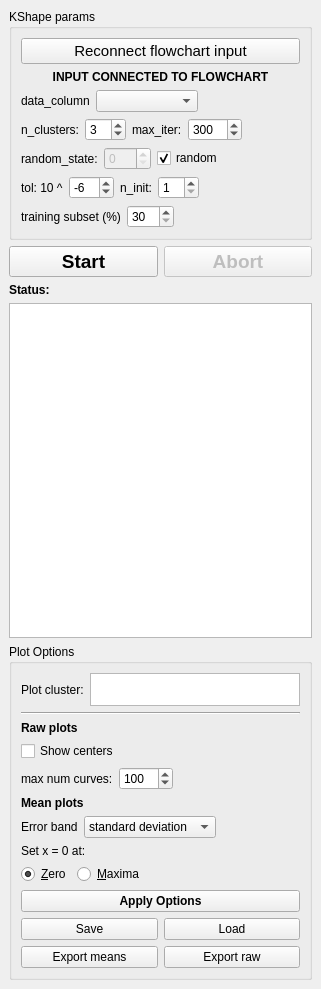
Old version of the form mesmerize/plotting/widgets/kshape/control_widget.ui in the repository kushalkolar/MESmerize.
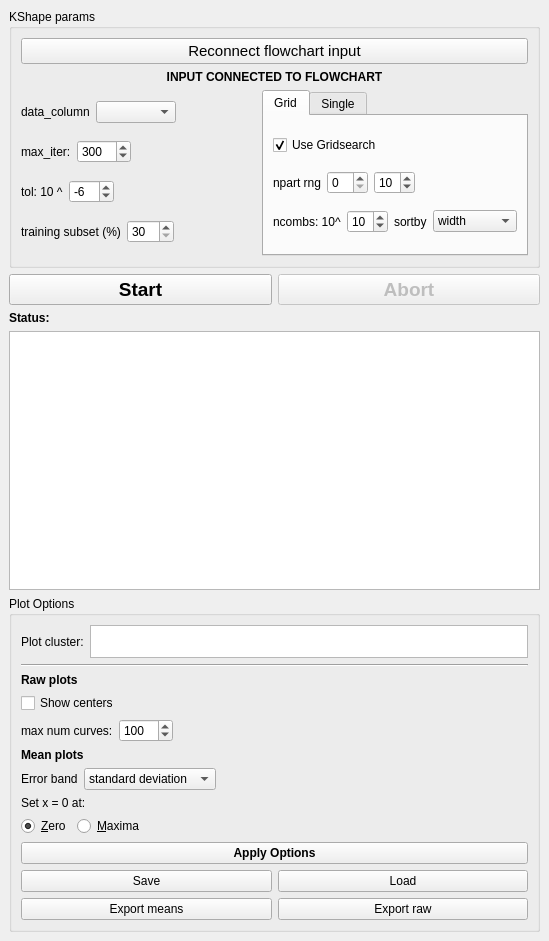
New version of the form.

Commit message: started work on kshape grid search

What changed in the file:
```diff
--- a/mesmerize/plotting/widgets/kshape/control_widget.ui
+++ b/mesmerize/plotting/widgets/kshape/control_widget.ui
@@ -6,8 +6,8 @@
    <rect>
     <x>0</x>
     <y>0</y>
-    <width>321</width>
-    <height>989</height>
+    <width>549</width>
+    <height>941</height>
    </rect>
   </property>
   <property name="windowTitle">
@@ -20,7 +20,7 @@
       <property name="title">
        <string>KShape params</string>
       </property>
-      <layout class="QVBoxLayout" name="verticalLayout_3">
+      <layout class="QVBoxLayout" name="verticalLayout_7">
        <item>
         <widget class="QPushButton" name="pushButtonReconnectFlowchartInput">
          <property name="font">
@@ -52,6 +52,10 @@
         </widget>
        </item>
        <item>
+        <layout class="QHBoxLayout" name="horizontalLayout_9">
+         <item>
+          <layout class="QVBoxLayout" name="verticalLayout_6">
+           <item>
         <layout class="QHBoxLayout" name="horizontalLayout_12">
          <item>
           <widget class="QLabel" name="label_8">
@@ -86,31 +90,6 @@
         </layout>
        </item>
        <item>
-        <layout class="QHBoxLayout" name="horizontalLayout_9">
-         <item>
-          <layout class="QHBoxLayout" name="horizontalLayout_6">
-           <item>
-            <layout class="QHBoxLayout" name="horizontalLayout">
-             <item>
-              <widget class="QLabel" name="label">
-               <property name="text">
-                <string>n_clusters:</string>
-               </property>
-              </widget>
-             </item>
-             <item>
-              <widget class="QSpinBox" name="spinBoxN_clusters">
-               <property name="minimum">
-                <number>2</number>
-               </property>
-               <property name="value">
-                <number>3</number>
-               </property>
-              </widget>
-             </item>
-            </layout>
-           </item>
-           <item>
             <layout class="QHBoxLayout" name="horizontalLayout_2">
              <item>
               <widget class="QLabel" name="label_2">
@@ -132,60 +111,8 @@
                </property>
               </widget>
              </item>
-            </layout>
-           </item>
-          </layout>
-         </item>
          <item>
-          <spacer name="horizontalSpacer_3">
-           <property name="orientation">
-            <enum>Qt::Horizontal</enum>
-           </property>
-           <property name="sizeHint" stdset="0">
-            <size>
-             <width>37</width>
-             <height>17</height>
-            </size>
-           </property>
-          </spacer>
-         </item>
-        </layout>
-       </item>
-       <item>
-        <layout class="QHBoxLayout" name="horizontalLayout_8">
-         <item>
-          <layout class="QHBoxLayout" name="horizontalLayout_5">
-           <item>
-            <widget class="QLabel" name="label_5">
-             <property name="text">
-              <string>random_state:</string>
-             </property>
-            </widget>
-           </item>
-           <item>
-            <widget class="QSpinBox" name="spinBoxRandom">
-             <property name="enabled">
-              <bool>false</bool>
-             </property>
-             <property name="maximum">
-              <number>999</number>
-             </property>
-            </widget>
-           </item>
-           <item>
-            <widget class="QCheckBox" name="checkBoxRandom">
-             <property name="text">
-              <string>random</string>
-             </property>
-             <property name="checked">
-              <bool>true</bool>
-             </property>
-            </widget>
-           </item>
-          </layout>
-         </item>
-         <item>
-          <spacer name="horizontalSpacer">
+              <spacer name="horizontalSpacer_10">
            <property name="orientation">
             <enum>Qt::Horizontal</enum>
            </property>
@@ -199,10 +126,6 @@
          </item>
         </layout>
        </item>
-       <item>
-        <layout class="QHBoxLayout" name="horizontalLayout_10">
-         <item>
-          <layout class="QHBoxLayout" name="horizontalLayout_7">
            <item>
             <layout class="QHBoxLayout" name="horizontalLayout_3">
              <item>
@@ -228,37 +151,15 @@
                </property>
               </widget>
              </item>
-            </layout>
-           </item>
            <item>
-            <layout class="QHBoxLayout" name="horizontalLayout_4">
-             <item>
-              <widget class="QLabel" name="label_4">
-               <property name="text">
-                <string>n_init:</string>
-               </property>
-              </widget>
-             </item>
-             <item>
-              <widget class="QSpinBox" name="spinBoxN_init">
-               <property name="minimum">
-                <number>1</number>
-               </property>
-              </widget>
-             </item>
-            </layout>
-           </item>
-          </layout>
-         </item>
-         <item>
-          <spacer name="horizontalSpacer_2">
+              <spacer name="horizontalSpacer_9">
            <property name="orientation">
             <enum>Qt::Horizontal</enum>
            </property>
            <property name="sizeHint" stdset="0">
             <size>
-             <width>37</width>
-             <height>17</height>
+                 <width>40</width>
+                 <height>20</height>
             </size>
            </property>
           </spacer>
@@ -303,6 +204,241 @@
         </layout>
        </item>
       </layout>
+         </item>
+         <item>
+          <widget class="QTabWidget" name="tabWidget">
+           <property name="tabPosition">
+            <enum>QTabWidget::North</enum>
+           </property>
+           <property name="currentIndex">
+            <number>0</number>
+           </property>
+           <widget class="QWidget" name="tab">
+            <attribute name="title">
+             <string>Grid</string>
+            </attribute>
+            <layout class="QVBoxLayout" name="verticalLayout_5">
+             <item>
+              <widget class="QCheckBox" name="checkBoxUseGridsearch">
+               <property name="text">
+                <string>Use Gridsearch</string>
+               </property>
+               <property name="checked">
+                <bool>true</bool>
+               </property>
+              </widget>
+             </item>
+             <item>
+              <layout class="QHBoxLayout" name="horizontalLayout_18">
+               <item>
+                <widget class="QLabel" name="label_15">
+                 <property name="text">
+                  <string>npart rng</string>
+                 </property>
+                </widget>
+               </item>
+               <item>
+                <widget class="QSpinBox" name="spinBoxNPartMin"/>
+               </item>
+               <item>
+                <widget class="QSpinBox" name="spinBoxNPartMax">
+                 <property name="minimum">
+                  <number>2</number>
+                 </property>
+                 <property name="value">
+                  <number>10</number>
+                 </property>
+                </widget>
+               </item>
+               <item>
+                <spacer name="horizontalSpacer_3">
+                 <property name="orientation">
+                  <enum>Qt::Horizontal</enum>
+                 </property>
+                 <property name="sizeHint" stdset="0">
+                  <size>
+                   <width>40</width>
+                   <height>20</height>
+                  </size>
+                 </property>
+                </spacer>
+               </item>
+              </layout>
+             </item>
+             <item>
+              <layout class="QHBoxLayout" name="horizontalLayout_8">
+               <item>
+                <layout class="QHBoxLayout" name="horizontalLayout_6">
+                 <item>
+                  <widget class="QLabel" name="label_16">
+                   <property name="text">
+                    <string>ncombs: 10^</string>
+                   </property>
+                  </widget>
+                 </item>
+                 <item>
+                  <widget class="QSpinBox" name="spinBoxNCombinations">
+                   <property name="minimum">
+                    <number>1</number>
+                   </property>
+                   <property name="maximum">
+                    <number>99</number>
+                   </property>
+                   <property name="value">
+                    <number>10</number>
+                   </property>
+                  </widget>
+                 </item>
+                </layout>
+               </item>
+               <item>
+                <layout class="QHBoxLayout" name="horizontalLayout_20">
+                 <item>
+                  <widget class="QLabel" name="label_17">
+                   <property name="text">
+                    <string>sortby</string>
+                   </property>
+                  </widget>
+                 </item>
+                 <item>
+                  <widget class="QComboBox" name="comboBoxSortBy">
+                   <item>
+                    <property name="text">
+                     <string>width</string>
+                    </property>
+                   </item>
+                   <item>
+                    <property name="text">
+                     <string>amplitude</string>
+                    </property>
+                   </item>
+                  </widget>
+                 </item>
+                </layout>
+               </item>
+              </layout>
+             </item>
+            </layout>
+           </widget>
+           <widget class="QWidget" name="tab_2">
+            <attribute name="title">
+             <string>Single</string>
+            </attribute>
+            <layout class="QVBoxLayout" name="verticalLayout_3">
+             <item>
+              <widget class="QCheckBox" name="checkBoxUseSingle">
+               <property name="text">
+                <string>Use Single</string>
+               </property>
+              </widget>
+             </item>
+             <item>
+              <layout class="QHBoxLayout" name="horizontalLayout_7">
+               <item>
+                <layout class="QHBoxLayout" name="horizontalLayout_4">
+                 <item>
+                  <widget class="QLabel" name="label_4">
+                   <property name="text">
+                    <string>n_init:</string>
+                   </property>
+                  </widget>
+                 </item>
+                 <item>
+                  <widget class="QSpinBox" name="spinBoxN_init">
+                   <property name="minimum">
+                    <number>1</number>
+                   </property>
+                  </widget>
+                 </item>
+                </layout>
+               </item>
+               <item>
+                <layout class="QHBoxLayout" name="horizontalLayout">
+                 <item>
+                  <widget class="QLabel" name="label">
+                   <property name="text">
+                    <string>n_clusters:</string>
+                   </property>
+                  </widget>
+                 </item>
+                 <item>
+                  <widget class="QSpinBox" name="spinBoxN_clusters">
+                   <property name="minimum">
+                    <number>2</number>
+                   </property>
+                   <property name="value">
+                    <number>3</number>
+                   </property>
+                  </widget>
+                 </item>
+                 <item>
+                  <spacer name="horizontalSpacer">
+                   <property name="orientation">
+                    <enum>Qt::Horizontal</enum>
+                   </property>
+                   <property name="sizeHint" stdset="0">
+                    <size>
+                     <width>40</width>
+                     <height>20</height>
+                    </size>
+                   </property>
+                  </spacer>
+                 </item>
+                </layout>
+               </item>
+              </layout>
+             </item>
+             <item>
+              <layout class="QHBoxLayout" name="horizontalLayout_5">
+               <item>
+                <widget class="QLabel" name="label_5">
+                 <property name="text">
+                  <string>rnd_state:</string>
+                 </property>
+                </widget>
+               </item>
+               <item>
+                <widget class="QSpinBox" name="spinBoxRandom">
+                 <property name="enabled">
+                  <bool>false</bool>
+                 </property>
+                 <property name="maximum">
+                  <number>999</number>
+                 </property>
+                </widget>
+               </item>
+               <item>
+                <widget class="QCheckBox" name="checkBoxRandom">
+                 <property name="text">
+                  <string>random</string>
+                 </property>
+                 <property name="checked">
+                  <bool>true</bool>
+                 </property>
+                </widget>
+               </item>
+               <item>
+                <spacer name="horizontalSpacer_2">
+                 <property name="orientation">
+                  <enum>Qt::Horizontal</enum>
+                 </property>
+                 <property name="sizeHint" stdset="0">
+                  <size>
+                   <width>40</width>
+                   <height>20</height>
+                  </size>
+                 </property>
+                </spacer>
+               </item>
+              </layout>
+             </item>
+            </layout>
+           </widget>
+          </widget>
+         </item>
+        </layout>
+       </item>
+      </layout>
      </widget>
     </item>
     <item>
```
Left out of the diff: 32 changed lines with no effect on the pictures. Lines whose indentation alone changed are shown as unchanged. The commit also changes 2 other files.
